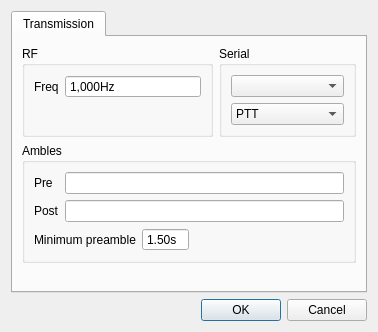
Old version of the form JMSK/gui_classes/settingsdialog.ui in the repository jontio/JAERO.
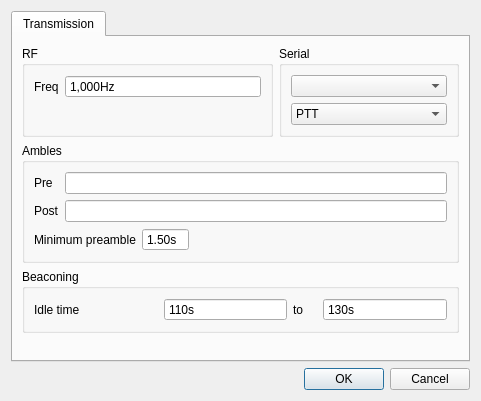
New version of the form.

Diff of the .ui file:
```diff
--- a/JMSK/gui_classes/settingsdialog.ui
+++ b/JMSK/gui_classes/settingsdialog.ui
@@ -6,8 +6,8 @@
    <rect>
     <x>0</x>
     <y>0</y>
-    <width>378</width>
-    <height>332</height>
+    <width>481</width>
+    <height>401</height>
    </rect>
   </property>
   <property name="windowTitle">
@@ -23,7 +23,7 @@
       <attribute name="title">
        <string>Transmission</string>
       </attribute>
-      <layout class="QVBoxLayout" name="verticalLayout_5">
+      <layout class="QVBoxLayout" name="verticalLayout_6">
        <item>
         <layout class="QHBoxLayout" name="horizontalLayout_2" stretch="7,5">
          <item>
@@ -169,6 +169,77 @@
          </layout>
         </widget>
        </item>
+       <item>
+        <widget class="QGroupBox" name="groupBox_4">
+         <property name="title">
+          <string>Beaconing</string>
+         </property>
+         <layout class="QVBoxLayout" name="verticalLayout_5">
+          <item>
+           <layout class="QHBoxLayout" name="horizontalLayout_3">
+            <item>
+             <widget class="QLabel" name="label_5">
+              <property name="text">
+               <string>Idle time</string>
+              </property>
+             </widget>
+            </item>
+            <item>
+             <widget class="QSpinBox" name="spinBoxbeaconminidle">
+              <property name="buttonSymbols">
+               <enum>QAbstractSpinBox::NoButtons</enum>
+              </property>
+              <property name="suffix">
+               <string>s</string>
+              </property>
+              <property name="minimum">
+               <number>1</number>
+              </property>
+              <property name="maximum">
+               <number>3600</number>
+              </property>
+              <property name="value">
+               <number>110</number>
+              </property>
+             </widget>
+            </item>
+            <item>
+             <widget class="QLabel" name="label_6">
+              <property name="maximumSize">
+               <size>
+                <width>24</width>
+                <height>16777215</height>
+               </size>
+              </property>
+              <property name="text">
+               <string>to</string>
+              </property>
+             </widget>
+            </item>
+            <item>
+             <widget class="QSpinBox" name="spinBoxbeaconmaxidle">
+              <property name="buttonSymbols">
+               <enum>QAbstractSpinBox::NoButtons</enum>
+              </property>
+              <property name="suffix">
+               <string>s</string>
+              </property>
+              <property name="minimum">
+               <number>1</number>
+              </property>
+              <property name="maximum">
+               <number>3600</number>
+              </property>
+              <property name="value">
+               <number>130</number>
+              </property>
+             </widget>
+            </item>
+           </layout>
+          </item>
+         </layout>
+        </widget>
+       </item>
        <item>
         <spacer name="verticalSpacer">
          <property name="orientation">
```
